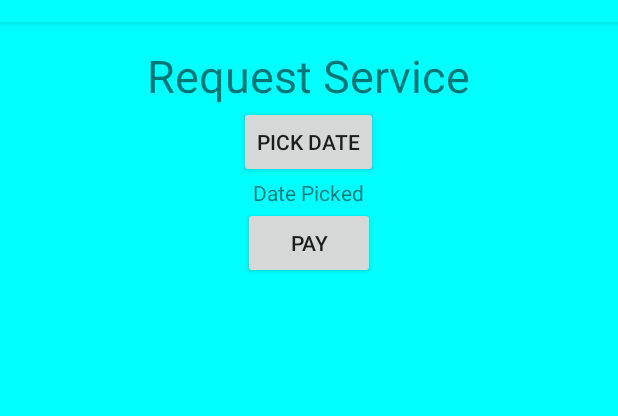
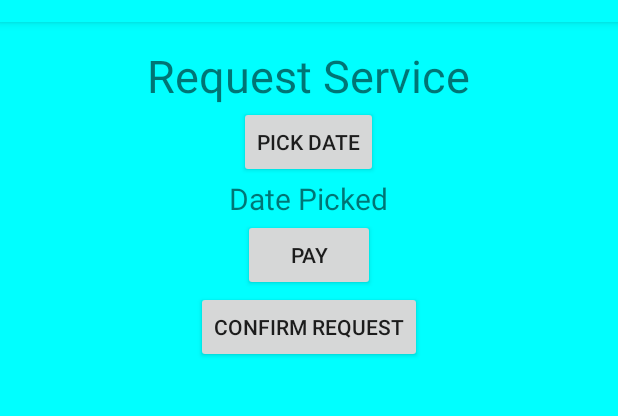
Before and after one commit to mschaller2/Plowed, an Android app: the RequestService screen opened directly, with no data from a screen before it, on a phone screen of 412 x 824 dp, the part 62-478 px from its top. Run offline under Robolectric (Android 15) with nearby library versions, the phone set to English and light mode, and no system bars.

```diff
--- a/app/src/main/java/com/example/plowed/RequestService.java
+++ b/app/src/main/java/com/example/plowed/RequestService.java
@@ -14,10 +14,7 @@ import android.widget.TextView;
 import java.text.DateFormat;
 import java.util.Calendar;
 
-public class RequestService extends AppCompatActivity implements DatePickerDialog.OnDateSetListener{
-    int year;
-    int month;
-    int day;
+public class RequestService extends AppCompatActivity implements DatePickerDialog.OnDateSetListener, View.OnClickListener{
 
     @Override
     protected void onCreate(Bundle savedInstanceState) {
@@ -25,17 +22,7 @@ public class RequestService extends AppCompatActivity implements DatePickerDialo
         setContentView(R.layout.activity_request_service);
 
         Button dateButton = (Button) findViewById(R.id.dateButton);
-        dateButton.setOnClickListener(new View.OnClickListener() {
-            @Override
-            public void onClick(View v) {
-                DialogFragment datePicker = new DatePickerFragment();
-                datePicker.show(getSupportFragmentManager(), "date picker");
-            }
-        });
     }
-
-    public void goToHandlePayment(View view){ startActivity(new Intent(this, HandlePayment.class)); }
-
 
 
     @Override
@@ -49,4 +36,24 @@ public class RequestService extends AppCompatActivity implements DatePickerDialo
         TextView textView = (TextView) findViewById(R.id.dateText);
         textView.setText(currentDateString);
     }
+
+    @Override
+    public void onClick(View v) {
+        switch(v.getId()){
+            case R.id.dateButton:
+                DialogFragment datePicker = new DatePickerFragment();
+                datePicker.show(getSupportFragmentManager(), "date picker");
+                break;
+            case R.id.payButton:
+                startActivity(new Intent(this, HandlePayment.class));
+                break;
+            case R.id.confirmRequest:
+                sendRequestToDB();
+                break;
+        }
+    }
+
+    public void sendRequestToDB(){
+
+    }
 }
--- a/app/src/main/res/layout/activity_request_service.xml
+++ b/app/src/main/res/layout/activity_request_service.xml
@@ -11,27 +11,7 @@
         android:layout_gravity="center"
         android:textSize="30sp"
         android:layout_marginTop="15dp"/>
-<!--    <ScrollView-->
-<!--        android:layout_width="match_parent"-->
-<!--        android:layout_height="wrap_content"-->
-<!--        android:layout_marginTop="75dp">-->
 
-<!--        <LinearLayout-->
-<!--            android:layout_width="match_parent"-->
-<!--            android:layout_height="wrap_content"-->
-<!--            android:orientation="vertical">-->
-<!--            <TextView-->
-<!--                android:id="@+id/findService"-->
-<!--                android:layout_width="wrap_content"-->
-<!--                android:layout_height="wrap_content"-->
-<!--                android:text="@string/request_service"-->
-<!--                android:layout_gravity="center"-->
-<!--                android:textSize="30sp"-->
-<!--                android:layout_marginTop="15dp"/>-->
-
-
-<!--        </LinearLayout>-->
-<!--    </ScrollView>-->
 
     <Button
         android:id="@+id/dateButton"
@@ -46,14 +26,34 @@
         android:layout_width="wrap_content"
         android:layout_height="wrap_content"
         android:layout_gravity="center"
-        android:text="Date Picked" />
+        android:text="Date Picked"
+        android:textSize="20dp"/>
+
+<!--    <ScrollView-->
+<!--        android:layout_width="match_parent"-->
+<!--        android:layout_height="237dp">-->
+
+<!--        <LinearLayout-->
+<!--            android:layout_width="match_parent"-->
+<!--            android:layout_height="wrap_content"-->
+<!--            android:orientation="vertical">-->
+
+<!--        </LinearLayout>-->
+<!--    </ScrollView>-->
 
     <Button
         android:id="@+id/payButton"
         android:layout_width="wrap_content"
         android:layout_height="wrap_content"
         android:layout_gravity="center"
-        android:onClick="goToHandlePayment"
         android:text="Pay" />
+    <Button
+        android:id="@+id/confirmRequest"
+        android:layout_width="wrap_content"
+        android:layout_height="wrap_content"
+        android:layout_gravity="center"
+        android:text="Confirm Request" />
+
+
 
 </LinearLayout>
```
